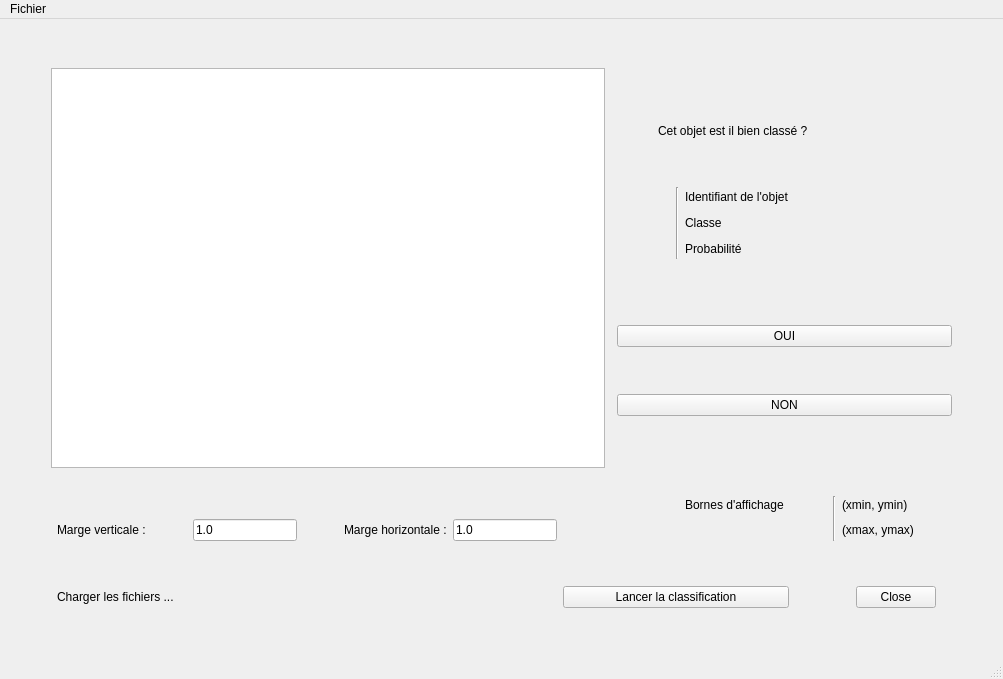
First picture: the form in interface/classificationActive.ui, repository sGrISner/sGrISner, before the edit.
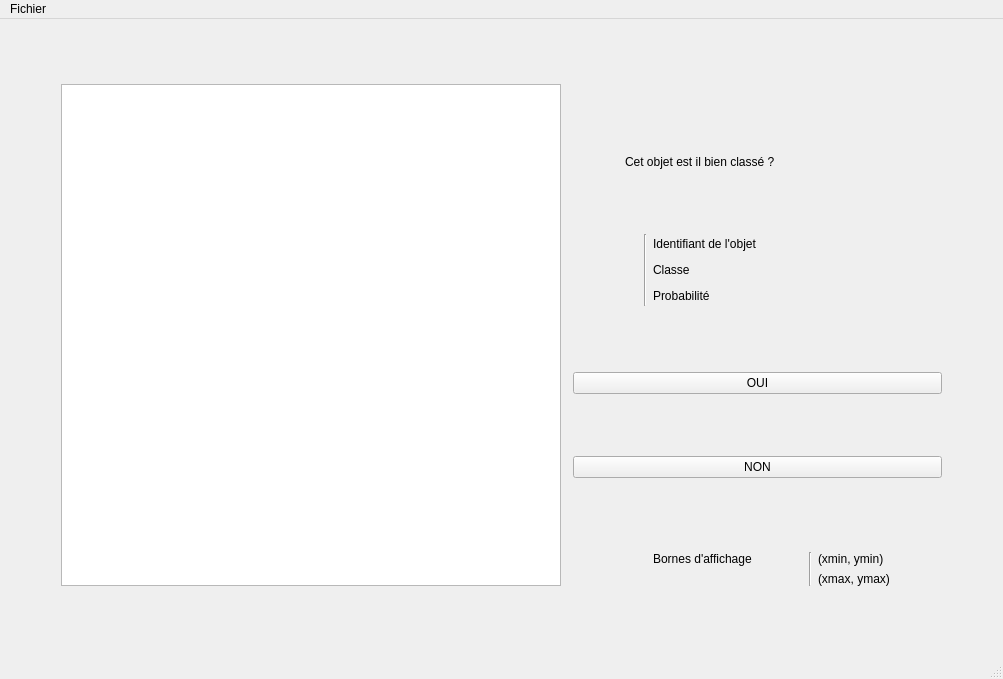
Second picture: the form after the edit. Icons and pictures are not drawn.

Diff of the .ui file:
```diff
--- a/interface/classificationActive.ui
+++ b/interface/classificationActive.ui
@@ -24,7 +24,7 @@
   </property>
   <widget class="QWidget" name="centralwidget">
    <layout class="QGridLayout" name="gridLayout">
-    <item row="5" column="11" rowspan="3" colspan="2">
+    <item row="5" column="4" rowspan="3" colspan="2">
      <spacer name="horizontalSpacer_5">
       <property name="orientation">
        <enum>Qt::Horizontal</enum>
@@ -37,34 +37,8 @@
       </property>
      </spacer>
     </item>
-    <item row="20" column="18" colspan="3">
-     <widget class="QDialogButtonBox" name="buttonBox">
-      <property name="minimumSize">
-       <size>
-        <width>0</width>
-        <height>0</height>
-       </size>
-      </property>
-      <property name="focusPolicy">
-       <enum>Qt::NoFocus</enum>
-      </property>
-      <property name="standardButtons">
-       <set>QDialogButtonBox::Close</set>
-      </property>
-      <property name="centerButtons">
-       <bool>false</bool>
-      </property>
-     </widget>
-    </item>
-    <item row="18" column="6">
-     <widget class="QLabel" name="margeyLabel">
-      <property name="text">
-       <string>Marge horizontale :</string>
-      </property>
-     </widget>
-    </item>
-    <item row="20" column="15" colspan="3">
-     <spacer name="horizontalSpacer_4">
+    <item row="5" column="11" colspan="3">
+     <spacer name="horizontalSpacer_8">
       <property name="orientation">
        <enum>Qt::Horizontal</enum>
       </property>
@@ -76,7 +50,27 @@
       </property>
      </spacer>
     </item>
-    <item row="1" column="0" rowspan="20">
+    <item row="3" column="5" colspan="4">
+     <widget class="QLabel" name="questionLabel">
+      <property name="text">
+       <string>Cet objet est il bien classé ?</string>
+      </property>
+     </widget>
+    </item>
+    <item row="0" column="0" colspan="16">
+     <spacer name="verticalSpacer_6">
+      <property name="orientation">
+       <enum>Qt::Vertical</enum>
+      </property>
+      <property name="sizeHint" stdset="0">
+       <size>
+        <width>20</width>
+        <height>40</height>
+       </size>
+      </property>
+     </spacer>
+    </item>
+    <item row="1" column="0" rowspan="19">
      <spacer name="horizontalSpacer_9">
       <property name="orientation">
        <enum>Qt::Horizontal</enum>
@@ -89,41 +83,27 @@
       </property>
      </spacer>
     </item>
-    <item row="18" column="3">
-     <spacer name="horizontalSpacer_3">
-      <property name="orientation">
-       <enum>Qt::Horizontal</enum>
-      </property>
-      <property name="sizeHint" stdset="0">
-       <size>
-        <width>40</width>
-        <height>20</height>
-       </size>
-      </property>
-     </spacer>
-    </item>
-    <item row="5" column="13" rowspan="3">
-     <widget class="Line" name="line">
-      <property name="orientation">
-       <enum>Qt::Vertical</enum>
-      </property>
-     </widget>
-    </item>
-    <item row="12" column="11" colspan="12">
-     <widget class="QPushButton" name="noButton">
-      <property name="text">
-       <string>NON</string>
-      </property>
-     </widget>
-    </item>
-    <item row="7" column="14">
+    <item row="7" column="7">
      <widget class="QLabel" name="probaLabel">
       <property name="text">
        <string>Probabilité</string>
       </property>
      </widget>
     </item>
-    <item row="8" column="10" rowspan="2" colspan="13">
+    <item row="1" column="3" colspan="12">
+     <spacer name="verticalSpacer_5">
+      <property name="orientation">
+       <enum>Qt::Vertical</enum>
+      </property>
+      <property name="sizeHint" stdset="0">
+       <size>
+        <width>20</width>
+        <height>40</height>
+       </size>
+      </property>
+     </spacer>
+    </item>
+    <item row="8" column="3" rowspan="2" colspan="12">
      <spacer name="verticalSpacer">
       <property name="orientation">
        <enum>Qt::Vertical</enum>
@@ -136,54 +116,28 @@
       </property>
      </spacer>
     </item>
-    <item row="5" column="14">
-     <widget class="QLabel" name="idLabel">
-      <property name="text">
-       <string>Identifiant de l'objet</string>
-      </property>
-     </widget>
-    </item>
-    <item row="1" column="10" colspan="13">
-     <spacer name="verticalSpacer_5">
-      <property name="orientation">
-       <enum>Qt::Vertical</enum>
-      </property>
-      <property name="sizeHint" stdset="0">
-       <size>
-        <width>20</width>
-        <height>40</height>
-       </size>
-      </property>
-     </spacer>
-    </item>
-    <item row="18" column="8">
-     <spacer name="horizontalSpacer_14">
-      <property name="orientation">
-       <enum>Qt::Horizontal</enum>
-      </property>
-      <property name="sizeHint" stdset="0">
-       <size>
-        <width>40</width>
-        <height>20</height>
-       </size>
-      </property>
-     </spacer>
-    </item>
-    <item row="6" column="14">
+    <item row="6" column="7">
      <widget class="QLabel" name="classeLabel">
       <property name="text">
        <string>Classe</string>
       </property>
      </widget>
     </item>
-    <item row="10" column="11" colspan="12">
+    <item row="5" column="6" rowspan="3">
+     <widget class="Line" name="line">
+      <property name="orientation">
+       <enum>Qt::Vertical</enum>
+      </property>
+     </widget>
+    </item>
+    <item row="10" column="4" colspan="11">
      <widget class="QPushButton" name="yesButton">
       <property name="text">
        <string>OUI</string>
       </property>
      </widget>
     </item>
-    <item row="11" column="10" colspan="13">
+    <item row="11" column="3" colspan="12">
      <spacer name="verticalSpacer_3">
       <property name="orientation">
        <enum>Qt::Vertical</enum>
@@ -196,7 +150,7 @@
       </property>
      </spacer>
     </item>
-    <item row="13" column="10" colspan="13">
+    <item row="13" column="3" colspan="12">
      <spacer name="verticalSpacer_2">
       <property name="orientation">
        <enum>Qt::Vertical</enum>
@@ -209,40 +163,21 @@
       </property>
      </spacer>
     </item>
-    <item row="18" column="5">
-     <spacer name="horizontalSpacer_13">
-      <property name="orientation">
-       <enum>Qt::Horizontal</enum>
+    <item row="5" column="7">
+     <widget class="QLabel" name="idLabel">
+      <property name="text">
+       <string>Identifiant de l'objet</string>
       </property>
-      <property name="sizeHint" stdset="0">
-       <size>
-        <width>40</width>
-        <height>20</height>
-       </size>
-      </property>
-     </spacer>
+     </widget>
     </item>
-    <item row="3" column="12" colspan="4">
-     <widget class="QLabel" name="questionLabel">
+    <item row="12" column="4" colspan="11">
+     <widget class="QPushButton" name="noButton">
       <property name="text">
-       <string>Cet objet est il bien classé ?</string>
+       <string>NON</string>
       </property>
      </widget>
     </item>
-    <item row="0" column="0" colspan="24">
-     <spacer name="verticalSpacer_6">
-      <property name="orientation">
-       <enum>Qt::Vertical</enum>
-      </property>
-      <property name="sizeHint" stdset="0">
-       <size>
-        <width>20</width>
-        <height>40</height>
-       </size>
-      </property>
-     </spacer>
-    </item>
-    <item row="19" column="1" colspan="22">
+    <item row="18" column="1" colspan="14">
      <spacer name="verticalSpacer_7">
       <property name="orientation">
        <enum>Qt::Vertical</enum>
@@ -255,20 +190,7 @@
       </property>
      </spacer>
     </item>
-    <item row="1" column="23" rowspan="20">
-     <spacer name="horizontalSpacer_10">
-      <property name="orientation">
-       <enum>Qt::Horizontal</enum>
-      </property>
-      <property name="sizeHint" stdset="0">
-       <size>
-        <width>40</width>
-        <height>20</height>
-       </size>
-      </property>
-     </spacer>
-    </item>
-    <item row="3" column="11">
+    <item row="3" column="4">
      <spacer name="horizontalSpacer_11">
       <property name="orientation">
        <enum>Qt::Horizontal</enum>
@@ -281,7 +203,7 @@
       </property>
      </spacer>
     </item>
-    <item row="6" column="18">
+    <item row="6" column="11">
      <widget class="QLabel" name="helpLogo">
       <property name="maximumSize">
        <size>
@@ -300,8 +222,8 @@
       </property>
      </widget>
     </item>
-    <item row="15" column="11" rowspan="4" colspan="2">
-     <spacer name="horizontalSpacer_12">
+    <item row="1" column="15" rowspan="19">
+     <spacer name="horizontalSpacer_10">
       <property name="orientation">
        <enum>Qt::Horizontal</enum>
       </property>
@@ -313,7 +235,7 @@
       </property>
      </spacer>
     </item>
-    <item row="4" column="10" colspan="13">
+    <item row="4" column="3" colspan="12">
      <spacer name="verticalSpacer_4">
       <property name="orientation">
        <enum>Qt::Vertical</enum>
@@ -326,7 +248,20 @@
       </property>
      </spacer>
     </item>
-    <item row="15" column="15" rowspan="4" colspan="2">
+    <item row="15" column="4" rowspan="3" colspan="2">
+     <spacer name="horizontalSpacer_12">
+      <property name="orientation">
+       <enum>Qt::Horizontal</enum>
+      </property>
+      <property name="sizeHint" stdset="0">
+       <size>
+        <width>40</width>
+        <height>20</height>
+       </size>
+      </property>
+     </spacer>
+    </item>
+    <item row="15" column="8" rowspan="3" colspan="2">
      <spacer name="horizontalSpacer">
       <property name="orientation">
        <enum>Qt::Horizontal</enum>
@@ -339,118 +274,35 @@
       </property>
      </spacer>
     </item>
-    <item row="1" column="1" rowspan="15" colspan="9">
-     <widget class="QGraphicsView" name="entiteView">
-      <property name="minimumSize">
-       <size>
-        <width>500</width>
-        <height>400</height>
-       </size>
-      </property>
-      <property name="maximumSize">
-       <size>
-        <width>1500</width>
-        <height>1500</height>
-       </size>
-      </property>
-     </widget>
-    </item>
-    <item row="22" column="0" colspan="24">
-     <spacer name="verticalSpacer_8">
-      <property name="orientation">
-       <enum>Qt::Vertical</enum>
-      </property>
-      <property name="sizeHint" stdset="0">
-       <size>
-        <width>20</width>
-        <height>40</height>
-       </size>
-      </property>
-     </spacer>
-    </item>
-    <item row="18" column="7">
-     <widget class="QLineEdit" name="lineEdit">
-      <property name="text">
-       <string>1.0</string>
-      </property>
-     </widget>
-    </item>
-    <item row="18" column="4">
-     <widget class="QLineEdit" name="lineEdit_2">
-      <property name="text">
-       <string>1.0</string>
-      </property>
-     </widget>
-    </item>
-    <item row="18" column="18">
+    <item row="17" column="11">
      <widget class="QLabel" name="borneyValueLabel">
       <property name="text">
        <string>(xmax, ymax)</string>
       </property>
      </widget>
     </item>
-    <item row="17" column="18">
-     <widget class="QLabel" name="bornexValueLabel">
-      <property name="text">
-       <string>(xmin, ymin)</string>
-      </property>
-     </widget>
-    </item>
-    <item row="17" column="17" rowspan="2">
+    <item row="16" column="10" rowspan="2">
      <widget class="Line" name="line_2">
       <property name="orientation">
        <enum>Qt::Vertical</enum>
       </property>
      </widget>
     </item>
-    <item row="17" column="14">
+    <item row="16" column="7">
      <widget class="QLabel" name="borneLabel">
       <property name="text">
        <string>Bornes d'affichage</string>
       </property>
      </widget>
     </item>
-    <item row="16" column="1" rowspan="2" colspan="9">
-     <spacer name="verticalSpacer_9">
-      <property name="orientation">
-       <enum>Qt::Vertical</enum>
-      </property>
-      <property name="sizeHint" stdset="0">
-       <size>
-        <width>20</width>
-        <height>40</height>
-       </size>
-      </property>
-     </spacer>
-    </item>
-    <item row="18" column="2">
-     <widget class="QLabel" name="margxLabel">
+    <item row="16" column="11">
+     <widget class="QLabel" name="bornexValueLabel">
       <property name="text">
-       <string>Marge verticale :</string>
+       <string>(xmin, ymin)</string>
       </property>
      </widget>
     </item>
-    <item row="20" column="7">
-     <spacer name="horizontalSpacer_15">
-      <property name="orientation">
-       <enum>Qt::Horizontal</enum>
-      </property>
-      <property name="sizeHint" stdset="0">
-       <size>
-        <width>40</width>
-        <height>20</height>
-       </size>
-      </property>
-     </spacer>
-    </item>
-    <item row="20" column="8" colspan="7">
-     <widget class="QPushButton" name="lancementButton">
-      <property name="text">
-       <string>Lancer la classification</string>
-      </property>
-     </widget>
-    </item>
-    <item row="7" column="18" colspan="4">
+    <item row="7" column="11" colspan="3">
      <spacer name="horizontalSpacer_7">
       <property name="orientation">
        <enum>Qt::Horizontal</enum>
@@ -463,7 +315,7 @@
       </property>
      </spacer>
     </item>
-    <item row="6" column="19" colspan="3">
+    <item row="6" column="12" colspan="2">
      <spacer name="horizontalSpacer_6">
       <property name="orientation">
        <enum>Qt::Horizontal</enum>
@@ -476,23 +328,19 @@
       </property>
      </spacer>
     </item>
-    <item row="5" column="18" colspan="4">
-     <spacer name="horizontalSpacer_8">
-      <property name="orientation">
-       <enum>Qt::Horizontal</enum>
-      </property>
-      <property name="sizeHint" stdset="0">
+    <item row="1" column="1" rowspan="17" colspan="2">
+     <widget class="QGraphicsView" name="entiteView">
+      <property name="minimumSize">
        <size>
-        <width>40</width>
-        <height>20</height>
+        <width>500</width>
+        <height>400</height>
        </size>
       </property>
-     </spacer>
-    </item>
-    <item row="20" column="2" colspan="5">
-     <widget class="QLabel" name="etatLabel">
-      <property name="text">
-       <string>Charger les fichiers ...</string>
+      <property name="maximumSize">
+       <size>
+        <width>1500</width>
+        <height>1500</height>
+       </size>
       </property>
      </widget>
     </item>
```
Left out of the diff: 2 changed lines with no effect on the pictures.
